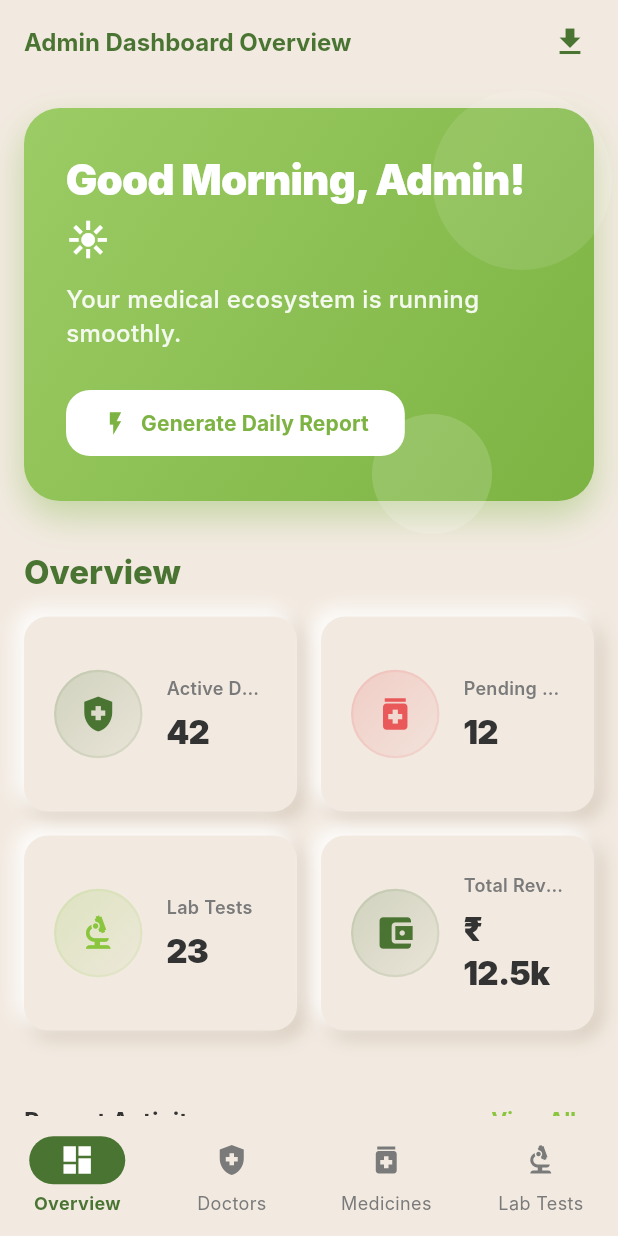
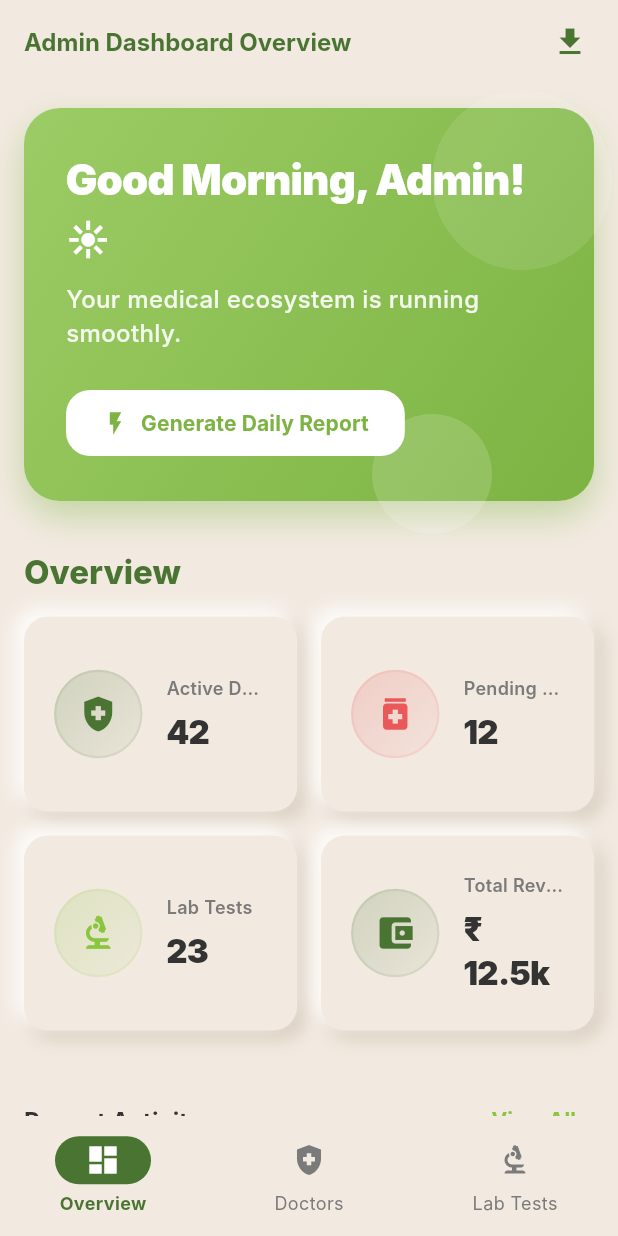
Before and after one commit to naiyo-24/Manju_Admin, a Flutter app: the screen it shows after launch, after a tap on "LOGIN", on a phone screen of 412 x 824 dp. Run offline on Flutter 3.47's test engine with Material 3 defaults, Android fonts, the light colour scheme and no system bars; our stand-ins replace flutter_riverpod, go_router, image_picker, shared_preferences; Roboto replaces fonts that are missing (Inter).

Commit message:
feat: remove Medicines module from dashboard navigation and app router

```diff
--- a/lib/routes/app_router.dart
+++ b/lib/routes/app_router.dart
@@ -47,14 +47,14 @@ final routerProvider = Provider<GoRouter>((ref) {
               ),
             ],
           ),
-          StatefulShellBranch(
-            routes: [
-              GoRoute(
-                path: '/medicines',
-                builder: (context, state) => const MedicineDeliveryScreen(),
-              ),
-            ],
-          ),
+          // StatefulShellBranch(
+          //   routes: [
+          //     GoRoute(
+          //       path: '/medicines',
+          //       builder: (context, state) => const MedicineDeliveryScreen(),
+          //     ),
+          //   ],
+          // ),
           StatefulShellBranch(
             routes: [
               GoRoute(
--- a/lib/screens/dashboard/dashboard_shell.dart
+++ b/lib/screens/dashboard/dashboard_shell.dart
@@ -43,10 +43,10 @@ class DashboardShell extends ConsumerWidget {
                           icon: Icon(Icons.health_and_safety),
                           label: Text('Doctors'),
                         ),
-                        NavigationRailDestination(
-                          icon: Icon(Icons.medication),
-                          label: Text('Medicines'),
-                        ),
+                        // NavigationRailDestination(
+                        //   icon: Icon(Icons.medication),
+                        //   label: Text('Medicines'),
+                        // ),
                         NavigationRailDestination(
                           icon: Icon(Icons.biotech),
                           label: Text('Lab Tests'),
@@ -87,10 +87,10 @@ class DashboardShell extends ConsumerWidget {
               icon: Icon(Icons.health_and_safety),
               label: 'Doctors',
             ),
-            NavigationDestination(
-              icon: Icon(Icons.medication),
-              label: 'Medicines',
-            ),
+            // NavigationDestination(
+            //   icon: Icon(Icons.medication),
+            //   label: 'Medicines',
+            // ),
             NavigationDestination(
               icon: Icon(Icons.biotech),
               label: 'Lab Tests',
```
